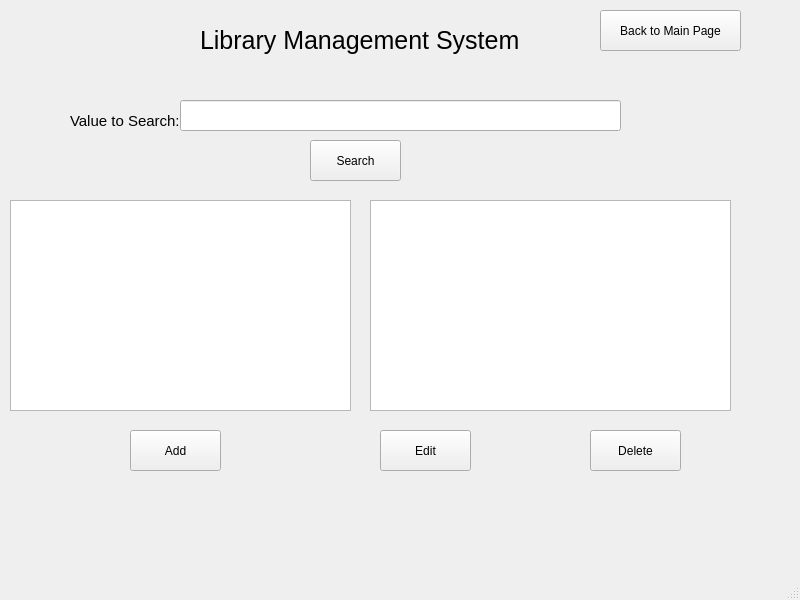
First picture: the form in bookManager.ui, repository calderon-antoniop410/LibraryPlusPlus, before the edit.
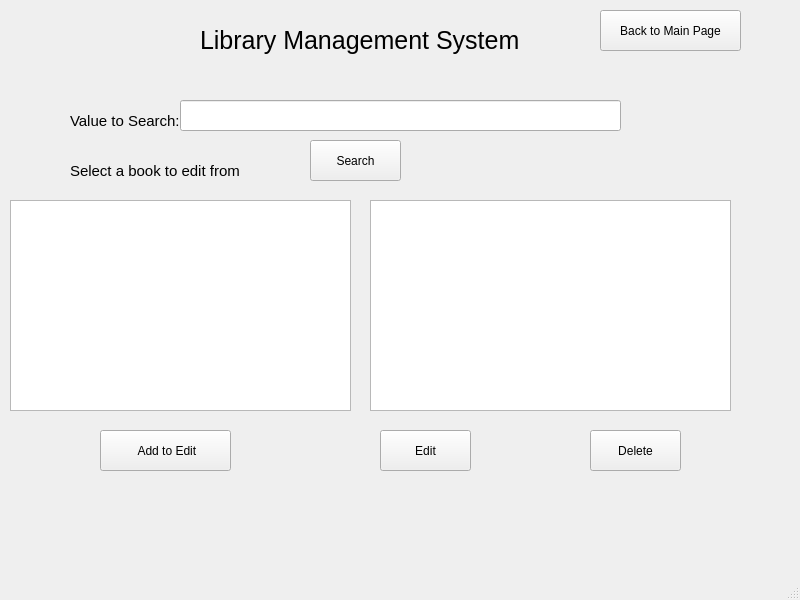
Second picture: the form after the edit.

```diff
--- a/bookManager.ui
+++ b/bookManager.ui
@@ -30,14 +30,14 @@
    <widget class="QPushButton" name="addButton">
     <property name="geometry">
      <rect>
-      <x>130</x>
+      <x>100</x>
       <y>430</y>
-      <width>91</width>
+      <width>131</width>
       <height>41</height>
      </rect>
     </property>
     <property name="text">
-     <string>Add</string>
+     <string> Add to Edit</string>
     </property>
    </widget>
    <widget class="QPushButton" name="exitButton">
@@ -145,6 +145,24 @@
      </rect>
     </property>
    </widget>
+   <widget class="QLabel" name="label_4">
+    <property name="geometry">
+     <rect>
+      <x>70</x>
+      <y>150</y>
+      <width>181</width>
+      <height>41</height>
+     </rect>
+    </property>
+    <property name="styleSheet">
+     <string notr="true">QLabel{
+font-size:15px;
+}</string>
+    </property>
+    <property name="text">
+     <string>Select a book to edit from</string>
+    </property>
+   </widget>
   </widget>
   <widget class="QMenuBar" name="menubar">
    <property name="geometry">
```
Left out of the diff: 2 changed lines with no effect on the pictures.
